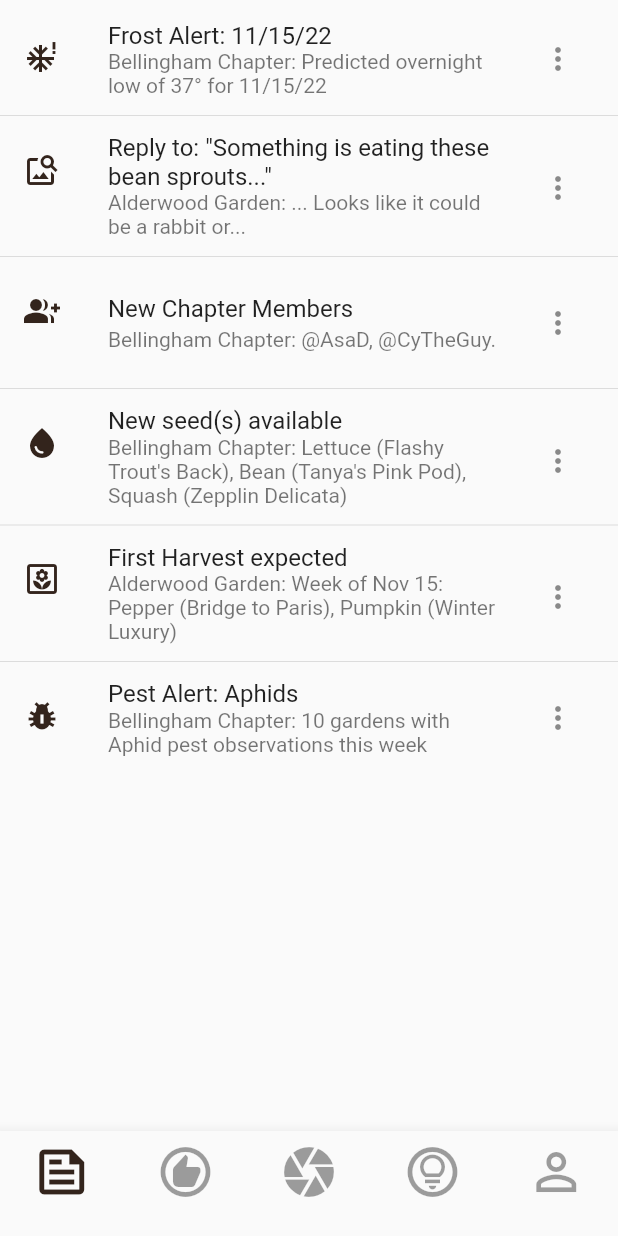
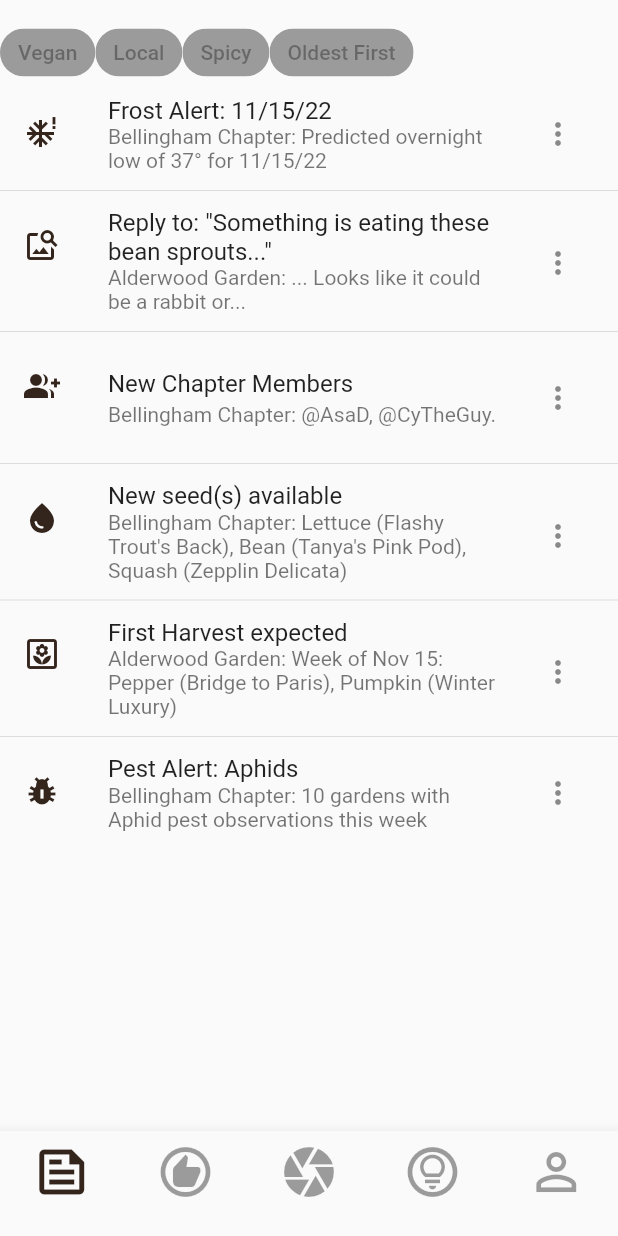
Before and after one commit to TaDish-App/TaDish, a Flutter app: the HomeView screen opened by its route, on a phone screen of 412 x 824 dp. Run offline on Flutter 3.47's test engine with Material 2 defaults, Android fonts, the light colour scheme and no system bars; our stand-ins replace confetti, flutter_fortune_wheel, flutter_hooks, flutter_rating_bar, image_cropper, image_picker; missing offline and left inert: radar_chart.

Commit message:
#4 Add filtering ui buttons

```diff
--- a/tadish/lib/pages/home/bodies/feed_body_view.dart
+++ b/tadish/lib/pages/home/bodies/feed_body_view.dart
@@ -17,10 +17,25 @@ class FeedBodyView extends StatelessWidget {
   Widget build(BuildContext context) {
     return Padding(
       padding: const EdgeInsets.only(top: 10.0),
+      child: Column(
+        children: [
+          SizedBox(
+            height: 50,
+            child: ListView(
+              scrollDirection: Axis.horizontal,
+              children: const [
+                FilterChip(label: Text("Vegan"), onSelected: null),
+                FilterChip(label: Text("Local"), onSelected: null),
+                FilterChip(label: Text("Spicy"), onSelected: null),
+                FilterChip(label: Text("Oldest First"), onSelected: null),
+              ],
+            ),
+          ),
+          Expanded(
             child: ListView(children: [
               ListTile(
-          leading:
-          Icon(Icons.severe_cold, color: Theme.of(context).primaryColor),
+                leading: Icon(Icons.severe_cold,
+                    color: Theme.of(context).primaryColor),
                 title: const Text('Frost Alert: 11/15/22'),
                 subtitle: const Text(
                     'Bellingham Chapter: Predicted overnight low of 37\u00B0 for 11/15/22'),
@@ -40,7 +55,8 @@ class FeedBodyView extends StatelessWidget {
               ),
               const Divider(),
               ListTile(
-          leading: Icon(Icons.group_add, color: Theme.of(context).primaryColor),
+                leading:
+                    Icon(Icons.group_add, color: Theme.of(context).primaryColor),
                 title: const Text('New Chapter Members'),
                 subtitle: const Text('Bellingham Chapter: @AsaD, @CyTheGuy.'),
                 trailing: const NewsBodyItemActions(),
@@ -56,8 +72,8 @@ class FeedBodyView extends StatelessWidget {
               ),
               const Divider(),
               ListTile(
-          leading:
-          Icon(Icons.yard_outlined, color: Theme.of(context).primaryColor),
+                leading: Icon(Icons.yard_outlined,
+                    color: Theme.of(context).primaryColor),
                 title: const Text('First Harvest expected'),
                 subtitle: const Text(
                     'Alderwood Garden: Week of Nov 15: Pepper (Bridge to Paris), Pumpkin (Winter Luxury)'),
@@ -65,14 +81,17 @@ class FeedBodyView extends StatelessWidget {
               ),
               const Divider(),
               ListTile(
-          leading:
-          Icon(Icons.pest_control, color: Theme.of(context).primaryColor),
+                leading: Icon(Icons.pest_control,
+                    color: Theme.of(context).primaryColor),
                 title: const Text('Pest Alert: Aphids'),
                 subtitle: const Text(
                     'Bellingham Chapter: 10 gardens with Aphid pest observations this week'),
                 trailing: const NewsBodyItemActions(),
               ),
             ]),
+          ),
+        ],
+      ),
     );
   }
 }
```
Lines whose indentation alone changed are shown as unchanged.
